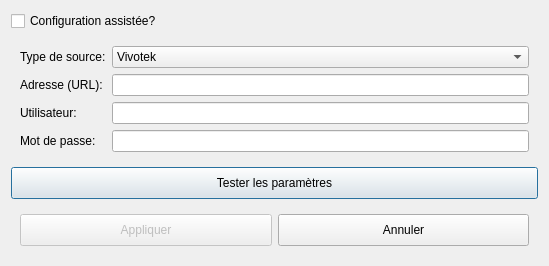
introlab/openteraplus, file client/src/services/VideoRehabService/VideoRehabVirtualCamSetupDialog.ui: the form before one commit.
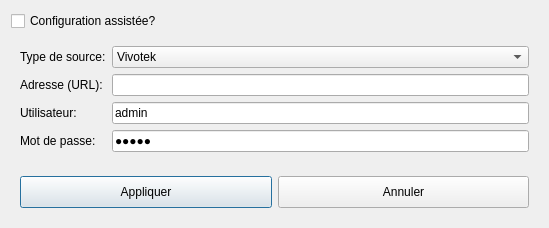
The form after the commit. The open tabs and pages were chosen to show the change. Icons and pictures are not drawn.

Commit message: Refs #9. Work in progress to correctly handle Virtual Camera.

What changed in the file:
```diff
--- a/client/src/services/VideoRehabService/VideoRehabVirtualCamSetupDialog.ui
+++ b/client/src/services/VideoRehabService/VideoRehabVirtualCamSetupDialog.ui
@@ -7,7 +7,7 @@
     <x>0</x>
     <y>0</y>
     <width>549</width>
-    <height>245</height>
+    <height>207</height>
    </rect>
   </property>
   <property name="windowTitle">
@@ -79,7 +79,11 @@
         <widget class="QLineEdit" name="txtURL"/>
        </item>
        <item row="2" column="1">
-        <widget class="QLineEdit" name="txtUsername"/>
+        <widget class="QLineEdit" name="txtUsername">
+         <property name="text">
+          <string>admin</string>
+         </property>
+        </widget>
        </item>
        <item row="3" column="0">
         <widget class="QLabel" name="lblPassword">
@@ -90,6 +94,9 @@
        </item>
        <item row="3" column="1">
         <widget class="QLineEdit" name="txtPassword">
+         <property name="text">
+          <string>admin</string>
+         </property>
          <property name="echoMode">
           <enum>QLineEdit::Password</enum>
          </property>
@@ -99,32 +106,6 @@
      </widget>
     </widget>
    </item>
-   <item>
-    <widget class="QPushButton" name="btnTestParams">
-     <property name="minimumSize">
-      <size>
-       <width>0</width>
-       <height>32</height>
-      </size>
-     </property>
-     <property name="cursor">
-      <cursorShape>PointingHandCursor</cursorShape>
-     </property>
-     <property name="text">
-      <string>Tester les paramètres</string>
-     </property>
-     <property name="icon">
-      <iconset resource="../../../resources/TeraClient.qrc">
-       <normaloff>:/icons/dashboard.png</normaloff>:/icons/dashboard.png</iconset>
-     </property>
-     <property name="iconSize">
-      <size>
-       <width>24</width>
-       <height>24</height>
-      </size>
-     </property>
-    </widget>
-   </item>
    <item>
     <widget class="QFrame" name="frameButtons">
      <property name="sizePolicy">
@@ -137,7 +118,7 @@
       <item>
        <widget class="QPushButton" name="btnOK">
         <property name="enabled">
-         <bool>false</bool>
+         <bool>true</bool>
         </property>
         <property name="minimumSize">
          <size>
```
Left out of the diff: 1 changed line with no effect on the pictures. The commit also changes 12 other files.
